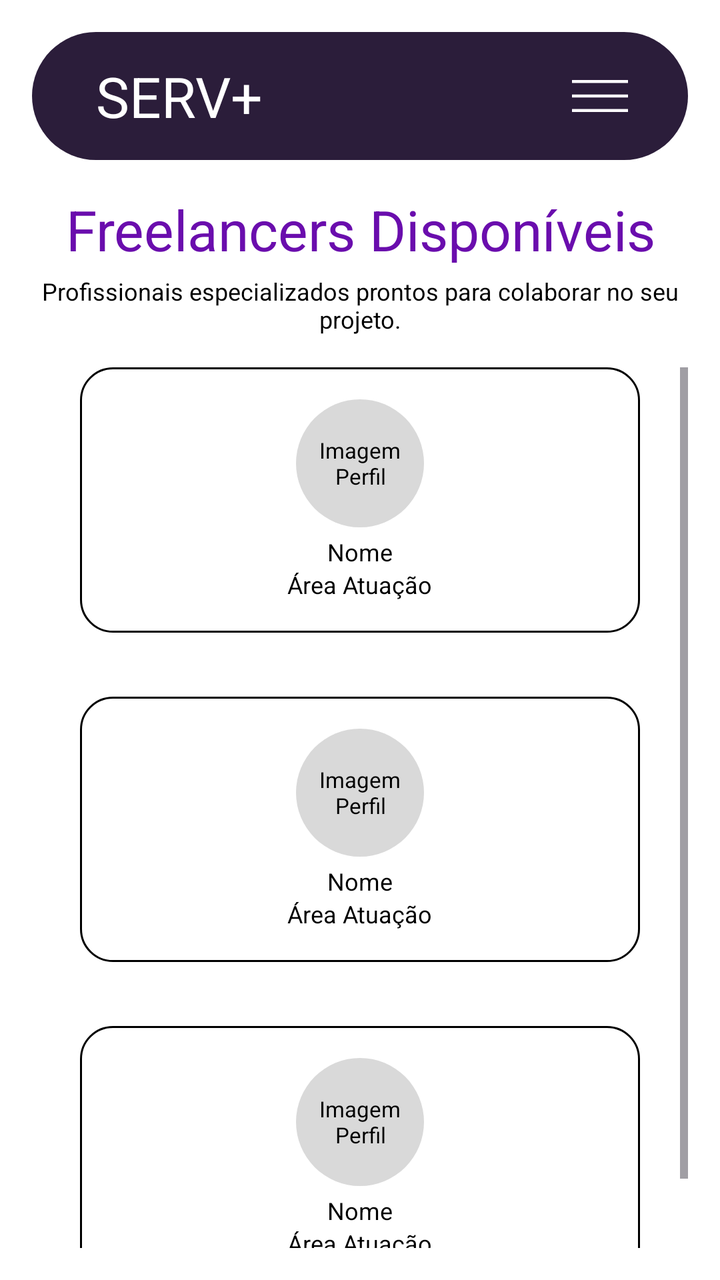
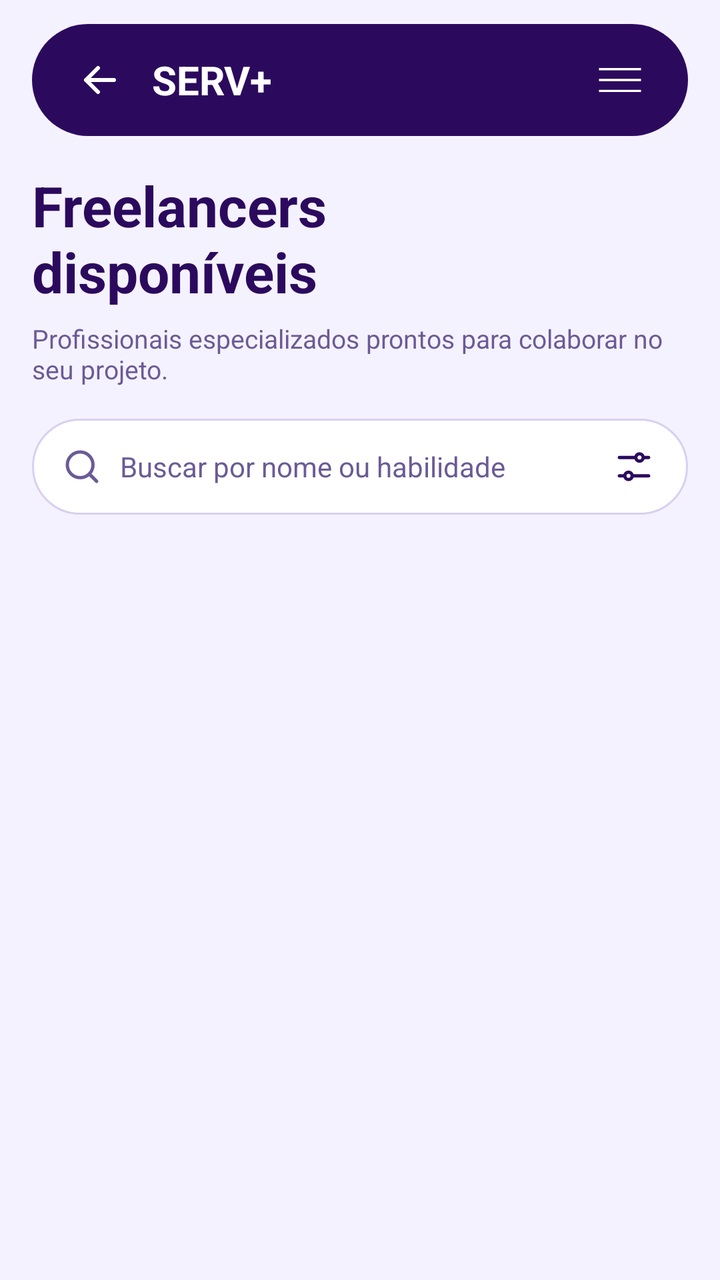

Two renders of the same Android screen: before a commit and after it. Below are the layout's source before the change and the commit's diff.
<!-- AndroidManifest.xml: application theme Theme.PiMobile -->
<!-- res/layout/activity_servico.xml -->
<?xml version="1.0" encoding="utf-8"?>
<androidx.constraintlayout.widget.ConstraintLayout
    xmlns:android="http://schemas.android.com/apk/res/android"
    xmlns:app="http://schemas.android.com/apk/res-auto"
    android:layout_width="match_parent"
    android:layout_height="match_parent"
    android:background="@color/branco"
    android:padding="16dp">

    
    <androidx.constraintlayout.widget.ConstraintLayout
        android:id="@+id/barraTopo"
        android:layout_width="0dp"
        android:layout_height="64dp"
        android:background="@drawable/bg_barra_topo"
        android:paddingStart="32dp"
        android:paddingEnd="24dp"
        app:layout_constraintEnd_toEndOf="parent"
        app:layout_constraintStart_toStartOf="parent"
        app:layout_constraintTop_toTopOf="parent">

        <TextView
            android:layout_width="wrap_content"
            android:layout_height="wrap_content"
            android:text="SERV+"
            android:textColor="@color/branco"
            android:textSize="28sp"
            app:layout_constraintBottom_toBottomOf="parent"
            app:layout_constraintStart_toStartOf="parent"
            app:layout_constraintTop_toTopOf="parent" />

        <ImageView
            android:id="@+id/btnMenu"
            android:layout_width="40dp"
            android:layout_height="40dp"
            android:contentDescription="Menu"
            android:padding="4dp"
            android:src="@drawable/ic_menu"
            app:layout_constraintBottom_toBottomOf="parent"
            app:layout_constraintEnd_toEndOf="parent"
            app:layout_constraintTop_toTopOf="parent" />
    </androidx.constraintlayout.widget.ConstraintLayout>

    
    <TextView
        android:id="@+id/txtTitulo"
        android:layout_width="0dp"
        android:layout_height="wrap_content"
        android:layout_marginTop="16dp"
        android:gravity="center"
        android:text="Freelancers Disponíveis"
        android:textColor="@color/roxo_titulo"
        android:textSize="28sp"
        app:layout_constraintEnd_toEndOf="parent"
        app:layout_constraintStart_toStartOf="parent"
        app:layout_constraintTop_toBottomOf="@id/barraTopo" />

    
    <TextView
        android:id="@+id/txtSubtitulo"
        android:layout_width="0dp"
        android:layout_height="wrap_content"
        android:layout_marginTop="4dp"
        android:gravity="center"
        android:text="Profissionais especializados prontos para colaborar no seu projeto."
        android:textColor="@color/preto"
        android:textSize="12sp"
        app:layout_constraintEnd_toEndOf="parent"
        app:layout_constraintStart_toStartOf="parent"
        app:layout_constraintTop_toBottomOf="@id/txtTitulo" />

    
    <ScrollView
        android:layout_width="0dp"
        android:layout_height="0dp"
        android:layout_marginTop="16dp"
        android:fillViewport="true"
        app:layout_constraintBottom_toBottomOf="parent"
        app:layout_constraintEnd_toEndOf="parent"
        app:layout_constraintStart_toStartOf="parent"
        app:layout_constraintTop_toBottomOf="@id/txtSubtitulo">

        <LinearLayout
            android:layout_width="match_parent"
            android:layout_height="wrap_content"
            android:orientation="vertical"
            android:paddingHorizontal="24dp"
            android:paddingBottom="16dp">

            
            <LinearLayout
                android:id="@+id/cardFreelancer1"
                android:layout_width="match_parent"
                android:layout_height="wrap_content"
                android:background="@drawable/bg_card_freelancer"
                android:gravity="center_horizontal"
                android:orientation="vertical"
                android:padding="16dp">

                <TextView
                    android:layout_width="64dp"
                    android:layout_height="64dp"
                    android:background="@drawable/bg_avatar"
                    android:gravity="center"
                    android:text="Imagem\nPerfil"
                    android:textColor="@color/preto"
                    android:textSize="11sp" />

                <TextView
                    android:layout_width="wrap_content"
                    android:layout_height="wrap_content"
                    android:layout_marginTop="4dp"
                    android:text="Nome"
                    android:textColor="@color/preto"
                    android:textSize="12sp" />

                <TextView
                    android:layout_width="wrap_content"
                    android:layout_height="wrap_content"
                    android:text="Área Atuação"
                    android:textColor="@color/preto"
                    android:textSize="12sp" />
            </LinearLayout>

            
            <LinearLayout
                android:id="@+id/cardFreelancer2"
                android:layout_width="match_parent"
                android:layout_height="wrap_content"
                android:layout_marginTop="32dp"
                android:background="@drawable/bg_card_freelancer"
                android:gravity="center_horizontal"
                android:orientation="vertical"
                android:padding="16dp">

                <TextView
                    android:layout_width="64dp"
                    android:layout_height="64dp"
                    android:background="@drawable/bg_avatar"
                    android:gravity="center"
                    android:text="Imagem\nPerfil"
                    android:textColor="@color/preto"
                    android:textSize="11sp" />

                <TextView
                    android:layout_width="wrap_content"
                    android:layout_height="wrap_content"
                    android:layout_marginTop="4dp"
                    android:text="Nome"
                    android:textColor="@color/preto"
                    android:textSize="12sp" />

                <TextView
                    android:layout_width="wrap_content"
                    android:layout_height="wrap_content"
                    android:text="Área Atuação"
                    android:textColor="@color/preto"
                    android:textSize="12sp" />
            </LinearLayout>

            
            <LinearLayout
                android:id="@+id/cardFreelancer3"
                android:layout_width="match_parent"
                android:layout_height="wrap_content"
                android:layout_marginTop="32dp"
                android:background="@drawable/bg_card_freelancer"
                android:gravity="center_horizontal"
                android:orientation="vertical"
                android:padding="16dp">

                <TextView
                    android:layout_width="64dp"
                    android:layout_height="64dp"
                    android:background="@drawable/bg_avatar"
                    android:gravity="center"
                    android:text="Imagem\nPerfil"
                    android:textColor="@color/preto"
                    android:textSize="11sp" />

                <TextView
                    android:layout_width="wrap_content"
                    android:layout_height="wrap_content"
                    android:layout_marginTop="4dp"
                    android:text="Nome"
                    android:textColor="@color/preto"
                    android:textSize="12sp" />

                <TextView
                    android:layout_width="wrap_content"
                    android:layout_height="wrap_content"
                    android:text="Área Atuação"
                    android:textColor="@color/preto"
                    android:textSize="12sp" />
            </LinearLayout>

        </LinearLayout>
    </ScrollView>

</androidx.constraintlayout.widget.ConstraintLayout>
<!-- resources referenced by this layout -->
<resources>
  <color name="branco">#FFFFFF</color>
  <color name="preto">#000000</color>
  <color name="roxo_titulo">#6A0DAD</color>
  <!-- drawable bg_avatar (drawable) -->
  <?xml version="1.0" encoding="utf-8"?>
  <shape xmlns:android="http://schemas.android.com/apk/res/android"
      android:shape="oval">
      <solid android:color="@color/cinza_video" />
  </shape>
  <!-- drawable bg_barra_topo (drawable) -->
  <?xml version="1.0" encoding="utf-8"?>
  <shape xmlns:android="http://schemas.android.com/apk/res/android">
      <solid android:color="@color/barra_topo" />
      <corners android:radius="40dp" />
  </shape>
  <!-- drawable bg_card_freelancer (drawable) -->
  <?xml version="1.0" encoding="utf-8"?>
  <shape xmlns:android="http://schemas.android.com/apk/res/android">
      <solid android:color="@color/branco" />
      <stroke
          android:width="1dp"
          android:color="@color/preto" />
      <corners android:radius="16dp" />
  </shape>
  <!-- drawable ic_menu (drawable) -->
  <?xml version="1.0" encoding="utf-8"?>
  <vector xmlns:android="http://schemas.android.com/apk/res/android"
      android:width="32dp"
      android:height="32dp"
      android:viewportWidth="32"
      android:viewportHeight="32">
      <path
          android:fillColor="#FFFFFF"
          android:pathData="M2,8h28v1.5H2z M2,15.25h28v1.5H2z M2,22.5h28v1.5H2z" />
  </vector>
  <style name="Theme.PiMobile" parent="Base.Theme.PiMobile" />
  <color name="cinza_video">#D9D9D9</color>
  <color name="barra_topo">#2B1D3A</color>
  <style name="Base.Theme.PiMobile" parent="Theme.Material3.DayNight.NoActionBar">
          
          
      </style>
</resources>

<!-- the commit's change to res/layout/activity_servico.xml (unified diff, before → after) -->
@@ -1,200 +1,254 @@
 <?xml version="1.0" encoding="utf-8"?>
-<androidx.constraintlayout.widget.ConstraintLayout
+<androidx.drawerlayout.widget.DrawerLayout
     xmlns:android="http://schemas.android.com/apk/res/android"
     xmlns:app="http://schemas.android.com/apk/res-auto"
+    android:id="@+id/drawerLayout"
+    android:layout_width="match_parent"
+    android:layout_height="match_parent">
+
+    <androidx.constraintlayout.widget.ConstraintLayout
+        android:id="@+id/conteudoPrincipal"
+        android:layout_width="match_parent"
+        android:layout_height="match_parent"
+        android:background="@color/eq_fundo">
+
+        
+        <LinearLayout
+            android:id="@+id/barraTopo"
+            android:layout_width="0dp"
+            android:layout_height="56dp"
+            android:layout_marginStart="16dp"
+            android:layout_marginTop="12dp"
+            android:layout_marginEnd="16dp"
+            android:background="@drawable/bg_barra_escura"
+            android:gravity="center_vertical"
+            android:orientation="horizontal"
+            android:paddingStart="16dp"
+            android:paddingEnd="16dp"
+            app:layout_constraintEnd_toEndOf="parent"
+            app:layout_constraintStart_toStartOf="parent"
+            app:layout_constraintTop_toTopOf="parent">
+
+            <ImageView
+                android:id="@+id/btnVoltar"
+                android:layout_width="36dp"
+                android:layout_height="36dp"
+                android:contentDescription="Voltar"
+                android:padding="6dp"
+                android:src="@drawable/ic_back" />
+
+            <TextView
+                android:layout_width="0dp"
+                android:layout_height="wrap_content"
+                android:layout_marginStart="8dp"
+                android:layout_weight="1"
+                android:text="SERV+"
+                android:textColor="@color/branco"
+                android:textSize="20sp"
+                android:textStyle="bold" />
+
+            <ImageView
+                android:id="@+id/btnMenu"
+                android:layout_width="36dp"
+                android:layout_height="36dp"
+                android:contentDescription="Menu"
+                android:padding="6dp"
+                android:src="@drawable/ic_menu" />
+        </LinearLayout>
+
+        <ScrollView
+            android:layout_width="0dp"
+            android:layout_height="0dp"
+            android:fillViewport="true"
+            android:scrollbars="none"
+            app:layout_constraintBottom_toBottomOf="parent"
+            app:layout_constraintEnd_toEndOf="parent"
+            app:layout_constraintStart_toStartOf="parent"
+            app:layout_constraintTop_toBottomOf="@id/barraTopo">
+
+            <LinearLayout
+                android:layout_width="match_parent"
+                android:layout_height="wrap_content"
+                android:orientation="vertical"
+                android:padding="16dp">
+
+                <TextView
+                    android:layout_width="wrap_content"
+                    android:layout_height="wrap_content"
+                    android:text="Freelancers\ndisponíveis"
+                    android:textColor="@color/eq_escuro"
+                    android:textSize="28sp"
+                    android:textStyle="bold" />
+
+                <TextView
+                    android:layout_width="wrap_content"
+                    android:layout_height="wrap_content"
+                    android:layout_marginTop="6dp"
+                    android:text="Profissionais especializados prontos para colaborar no seu projeto."
+                    android:textColor="@color/eq_texto_claro"
+                    android:textSize="13sp" />
+
+                
+                <LinearLayout
+                    android:layout_width="match_parent"
+                    android:layout_height="48dp"
+                    android:layout_marginTop="16dp"
+                    android:background="@drawable/bg_busca"
+                    android:gravity="center_vertical"
+                    android:orientation="horizontal"
+                    android:paddingHorizontal="14dp">
+
+                    <ImageView
+                        android:layout_width="22dp"
+                        android:layout_height="22dp"
+                        android:contentDescription="Buscar"
+                        android:src="@drawable/ic_search" />
+
+                    <EditText
+                        android:id="@+id/edtBusca"
+                        android:layout_width="0dp"
+                        android:layout_height="match_parent"
+                        android:layout_marginStart="8dp"
+                        android:layout_weight="1"
+                        android:background="@null"
+                        android:hint="Buscar por nome ou habilidade"
+                        android:inputType="text"
+                        android:singleLine="true"
+                        android:textColor="@color/eq_escuro"
+                        android:textColorHint="@color/eq_texto_claro"
+                        android:textSize="14sp" />
+
+                    <ImageView
+                        android:id="@+id/btnFiltro"
+                        android:layout_width="26dp"
+                        android:layout_height="26dp"
+                        android:contentDescription="Filtros"
+                        android:padding="2dp"
+                        android:src="@drawable/ic_filter" />
+                </LinearLayout>
+
+                
+                <HorizontalScrollView
+                    android:layout_width="match_parent"
+                    android:layout_height="wrap_content"
+                    android:layout_marginTop="14dp"
+                    android:scrollbars="none">
+
+                    <LinearLayout
+                        android:id="@+id/listaCategorias"
+                        android:layout_width="wrap_content"
+                        android:layout_height="wrap_content"
+                        android:orientation="horizontal" />
+                </HorizontalScrollView>
+
+                
+                <LinearLayout
+                    android:id="@+id/listaFreelancers"
+                    android:layout_width="match_parent"
+                    android:layout_height="wrap_content"
+                    android:layout_marginTop="16dp"
+                    android:orientation="vertical" />
+
+                <TextView
+                    android:id="@+id/txtVazio"
+                    android:layout_width="match_parent"
+                    android:layout_height="wrap_content"
+                    android:gravity="center"
+                    android:padding="24dp"
+                    android:text="Nenhum freelancer encontrado"
+                    android:textColor="@color/eq_texto_claro"
+                    android:textSize="14sp"
+                    android:visibility="gone" />
+            </LinearLayout>
+        </ScrollView>
+
+    </androidx.constraintlayout.widget.ConstraintLayout>
+
+    <include
+        layout="@layout/menu_lateral"
+        android:layout_width="240dp"
+        android:layout_height="match_parent"
+        android:layout_gravity="end" />
+
+</androidx.drawerlayout.widget.DrawerLayout>
+<!-- res/layout/menu_lateral.xml (included above) -->
+<?xml version="1.0" encoding="utf-8"?>
+<LinearLayout
+    xmlns:android="http://schemas.android.com/apk/res/android"
     android:layout_width="match_parent"
     android:layout_height="match_parent"
-    android:background="@color/branco"
-    android:padding="16dp">
-
-    
-    <androidx.constraintlayout.widget.ConstraintLayout
-        android:id="@+id/barraTopo"
-        android:layout_width="0dp"
-        android:layout_height="64dp"
-        android:background="@drawable/bg_barra_topo"
-        android:paddingStart="32dp"
-        android:paddingEnd="24dp"
-        app:layout_constraintEnd_toEndOf="parent"
-        app:layout_constraintStart_toStartOf="parent"
-        app:layout_constraintTop_toTopOf="parent">
-
-        <TextView
-            android:layout_width="wrap_content"
-            android:layout_height="wrap_content"
-            android:text="SERV+"
-            android:textColor="@color/branco"
-            android:textSize="28sp"
-            app:layout_constraintBottom_toBottomOf="parent"
-            app:layout_constraintStart_toStartOf="parent"
-            app:layout_constraintTop_toTopOf="parent" />
-
-        <ImageView
-            android:id="@+id/btnMenu"
-            android:layout_width="40dp"
-            android:layout_height="40dp"
-            android:contentDescription="Menu"
-            android:padding="4dp"
-            android:src="@drawable/ic_menu"
-            app:layout_constraintBottom_toBottomOf="parent"
-            app:layout_constraintEnd_toEndOf="parent"
-            app:layout_constraintTop_toTopOf="parent" />
-    </androidx.constraintlayout.widget.ConstraintLayout>
-
-    
-    <TextView
-        android:id="@+id/txtTitulo"
-        android:layout_width="0dp"
-        android:layout_height="wrap_content"
-        android:layout_marginTop="16dp"
-        android:gravity="center"
-        android:text="Freelancers Disponíveis"
-        android:textColor="@color/roxo_titulo"
-        android:textSize="28sp"
-        app:layout_constraintEnd_toEndOf="parent"
-        app:layout_constraintStart_toStartOf="parent"
-        app:layout_constraintTop_toBottomOf="@id/barraTopo" />
-
-    
-    <TextView
-        android:id="@+id/txtSubtitulo"
-        android:layout_width="0dp"
-        android:layout_height="wrap_content"
-        android:layout_marginTop="4dp"
-        android:gravity="center"
-        android:text="Profissionais especializados prontos para colaborar no seu projeto."
-        android:textColor="@color/preto"
-        android:textSize="12sp"
-        app:layout_constraintEnd_toEndOf="parent"
-        app:layout_constraintStart_toStartOf="parent"
-        app:layout_constraintTop_toBottomOf="@id/txtTitulo" />
-
-    
-    <ScrollView
-        android:layout_width="0dp"
-        android:layout_height="0dp"
-        android:layout_marginTop="16dp"
-        android:fillViewport="true"
-        app:layout_constraintBottom_toBottomOf="parent"
-        app:layout_constraintEnd_toEndOf="parent"
-        app:layout_constraintStart_toStartOf="parent"
-        app:layout_constraintTop_toBottomOf="@id/txtSubtitulo">
-
-        <LinearLayout
-            android:layout_width="match_parent"
-            android:layout_height="wrap_content"
-            android:orientation="vertical"
-            android:paddingHorizontal="24dp"
-            android:paddingBottom="16dp">
-
-            
-            <LinearLayout
-                android:id="@+id/cardFreelancer1"
-                android:layout_width="match_parent"
-                android:layout_height="wrap_content"
-                android:background="@drawable/bg_card_freelancer"
-                android:gravity="center_horizontal"
-                android:orientation="vertical"
-                android:padding="16dp">
-
-                <TextView
-                    android:layout_width="64dp"
-                    android:layout_height="64dp"
-                    android:background="@drawable/bg_avatar"
-                    android:gravity="center"
-                    android:text="Imagem\nPerfil"
-                    android:textColor="@color/preto"
-                    android:textSize="11sp" />
-
-                <TextView
-                    android:layout_width="wrap_content"
-                    android:layout_height="wrap_content"
-                    android:layout_marginTop="4dp"
-                    android:text="Nome"
-                    android:textColor="@color/preto"
-                    android:textSize="12sp" />
-
-                <TextView
-                    android:layout_width="wrap_content"
-                    android:layout_height="wrap_content"
-                    android:text="Área Atuação"
-                    android:textColor="@color/preto"
-                    android:textSize="12sp" />
-            </LinearLayout>
-
-            
-            <LinearLayout
-                android:id="@+id/cardFreelancer2"
-                android:layout_width="match_parent"
-                android:layout_height="wrap_content"
-                android:layout_marginTop="32dp"
-                android:background="@drawable/bg_card_freelancer"
-                android:gravity="center_horizontal"
-                android:orientation="vertical"
-                android:padding="16dp">
-
-                <TextView
-                    android:layout_width="64dp"
-                    android:layout_height="64dp"
-                    android:background="@drawable/bg_avatar"
-                    android:gravity="center"
-                    android:text="Imagem\nPerfil"
-                    android:textColor="@color/preto"
-                    android:textSize="11sp" />
-
-                <TextView
-                    android:layout_width="wrap_content"
-                    android:layout_height="wrap_content"
-                    android:layout_marginTop="4dp"
-                    android:text="Nome"
-                    android:textColor="@color/preto"
-                    android:textSize="12sp" />
-
-                <TextView
-                    android:layout_width="wrap_content"
-                    android:layout_height="wrap_content"
-                    android:text="Área Atuação"
-                    android:textColor="@color/preto"
-                    android:textSize="12sp" />
-            </LinearLayout>
-
-            
-            <LinearLayout
-                android:id="@+id/cardFreelancer3"
-                android:layout_width="match_parent"
-                android:layout_height="wrap_content"
-                android:layout_marginTop="32dp"
-                android:background="@drawable/bg_card_freelancer"
-                android:gravity="center_horizontal"
-                android:orientation="vertical"
-                android:padding="16dp">
-
-                <TextView
-                    android:layout_width="64dp"
-                    android:layout_height="64dp"
-                    android:background="@drawable/bg_avatar"
-                    android:gravity="center"
-                    android:text="Imagem\nPerfil"
-                    android:textColor="@color/preto"
-                    android:textSize="11sp" />
-
-                <TextView
-                    android:layout_width="wrap_content"
-                    android:layout_height="wrap_content"
-                    android:layout_marginTop="4dp"
-                    android:text="Nome"
-                    android:textColor="@color/preto"
-                    android:textSize="12sp" />
-
-                <TextView
-                    android:layout_width="wrap_content"
-                    android:layout_height="wrap_content"
-                    android:text="Área Atuação"
-                    android:textColor="@color/preto"
-                    android:textSize="12sp" />
-            </LinearLayout>
-
-        </LinearLayout>
-    </ScrollView>
-
-</androidx.constraintlayout.widget.ConstraintLayout>
+    android:background="@color/barra_topo"
+    android:clickable="true"
+    android:focusable="true"
+    android:gravity="center_horizontal"
+    android:orientation="vertical"
+    android:paddingTop="72dp"
+    android:paddingHorizontal="16dp">
+
+    <TextView
+        android:id="@+id/menuInicio"
+        android:layout_width="wrap_content"
+        android:layout_height="wrap_content"
+        android:padding="12dp"
+        android:text="Início"
+        android:textColor="@color/branco"
+        android:textSize="16sp" />
+
+    <TextView
+        android:id="@+id/menuServicos"
+        android:layout_width="wrap_content"
+        android:layout_height="wrap_content"
+        android:padding="12dp"
+        android:text="Serviços"
+        android:textColor="@color/branco"
+        android:textSize="16sp" />
+
+    <TextView
+        android:id="@+id/menuSkillPods"
+        android:layout_width="wrap_content"
+        android:layout_height="wrap_content"
+        android:padding="12dp"
+        android:text="Skill Pods"
+        android:textColor="@color/branco"
+        android:textSize="16sp" />
+
+    <TextView
+        android:id="@+id/menuAdm"
+        android:layout_width="wrap_content"
+        android:layout_height="wrap_content"
+        android:padding="12dp"
+        android:text="ADM"
+        android:textColor="@color/branco"
+        android:textSize="16sp" />
+
+    <TextView
+        android:id="@+id/menuMonteEquipe"
+        android:layout_width="wrap_content"
+        android:layout_height="wrap_content"
+        android:padding="12dp"
+        android:text="Monte sua Equipe"
+        android:textColor="@color/branco"
+        android:textSize="16sp" />
+
+    <androidx.appcompat.widget.AppCompatButton
+        android:id="@+id/menuEntrar"
+        android:layout_width="match_parent"
+        android:layout_height="40dp"
+        android:layout_marginTop="24dp"
+        android:background="@drawable/bg_botao"
+        android:text="Entrar"
+        android:textAllCaps="false"
+        android:textColor="@color/branco"
+        android:textSize="16sp" />
+
+    <androidx.appcompat.widget.AppCompatButton
+        android:id="@+id/menuCadastrar"
+        android:layout_width="match_parent"
+        android:layout_height="40dp"
+        android:layout_marginTop="12dp"
+        android:background="@drawable/bg_botao"
+        android:text="Cadastrar-se"
+        android:textAllCaps="false"
+        android:textColor="@color/branco"
+        android:textSize="16sp" />
+</LinearLayout>
<!-- resource entries referenced after the edit -->
@@ -1,29 +1,53 @@
 <!-- resources referenced by this layout -->
 <resources>
   <color name="branco">#FFFFFF</color>
-  <color name="preto">#000000</color>
-  <color name="roxo_titulo">#6A0DAD</color>
-  <!-- drawable bg_avatar (drawable) -->
-  <?xml version="1.0" encoding="utf-8"?>
-  <shape xmlns:android="http://schemas.android.com/apk/res/android"
-      android:shape="oval">
-      <solid android:color="@color/cinza_video" />
-  </shape>
-  <!-- drawable bg_barra_topo (drawable) -->
+  <color name="eq_escuro">#2B0A5E</color>
+  <color name="eq_fundo">#F5F2FF</color>
+  <color name="eq_texto_claro">#6B5B95</color>
+  <!-- drawable bg_barra_escura (drawable) -->
   <?xml version="1.0" encoding="utf-8"?>
   <shape xmlns:android="http://schemas.android.com/apk/res/android">
-      <solid android:color="@color/barra_topo" />
+      <solid android:color="@color/eq_escuro" />
       <corners android:radius="40dp" />
   </shape>
-  <!-- drawable bg_card_freelancer (drawable) -->
+  <!-- drawable bg_botao (drawable) -->
   <?xml version="1.0" encoding="utf-8"?>
   <shape xmlns:android="http://schemas.android.com/apk/res/android">
-      <solid android:color="@color/branco" />
-      <stroke
-          android:width="1dp"
-          android:color="@color/preto" />
-      <corners android:radius="16dp" />
+      <solid android:color="@color/roxo_botao" />
+      <corners android:radius="50dp" />
   </shape>
+  <!-- drawable bg_busca (drawable) -->
+  <?xml version="1.0" encoding="utf-8"?>
+  <shape xmlns:android="http://schemas.android.com/apk/res/android">
+      <solid android:color="#FFFFFF" />
+      <stroke android:width="1dp" android:color="@color/eq_borda" />
+      <corners android:radius="50dp" />
+  </shape>
+  <!-- drawable ic_back (drawable) -->
+  <?xml version="1.0" encoding="utf-8"?>
+  <vector xmlns:android="http://schemas.android.com/apk/res/android"
+      android:width="24dp" android:height="24dp"
+      android:viewportWidth="24" android:viewportHeight="24">
+      <path
+          android:fillColor="#00000000"
+          android:pathData="M19,12H5 M11,6l-6,6l6,6"
+          android:strokeColor="#FFFFFF"
+          android:strokeLineCap="round"
+          android:strokeLineJoin="round"
+          android:strokeWidth="2" />
+  </vector>
+  <!-- drawable ic_filter (drawable) -->
+  <?xml version="1.0" encoding="utf-8"?>
+  <vector xmlns:android="http://schemas.android.com/apk/res/android"
+      android:width="22dp" android:height="22dp"
+      android:viewportWidth="24" android:viewportHeight="24">
+      <path
+          android:fillColor="#00000000"
+          android:pathData="M4,7h9 M17,7h3 M4,17h3 M11,17h9 M15,7m-2,0a2,2 0 1,1 4,0a2,2 0 1,1 -4,0 M9,17m-2,0a2,2 0 1,1 4,0a2,2 0 1,1 -4,0"
+          android:strokeColor="#2B0A5E"
+          android:strokeLineCap="round"
+          android:strokeWidth="1.8" />
+  </vector>
   <!-- drawable ic_menu (drawable) -->
   <?xml version="1.0" encoding="utf-8"?>
   <vector xmlns:android="http://schemas.android.com/apk/res/android"
@@ -35,8 +59,21 @@
           android:fillColor="#FFFFFF"
           android:pathData="M2,8h28v1.5H2z M2,15.25h28v1.5H2z M2,22.5h28v1.5H2z" />
   </vector>
+  <!-- drawable ic_search (drawable) -->
+  <?xml version="1.0" encoding="utf-8"?>
+  <vector xmlns:android="http://schemas.android.com/apk/res/android"
+      android:width="22dp" android:height="22dp"
+      android:viewportWidth="24" android:viewportHeight="24">
+      <path
+          android:fillColor="#00000000"
+          android:pathData="M11,11m-7,0a7,7 0 1,1 14,0a7,7 0 1,1 -14,0 M20,20l-4,-4"
+          android:strokeColor="#6B5B95"
+          android:strokeLineCap="round"
+          android:strokeWidth="1.8" />
+  </vector>
   <style name="Theme.PiMobile" parent="Base.Theme.PiMobile" />
-  <color name="cinza_video">#D9D9D9</color>
+  <color name="roxo_botao">#6200FF</color>
+  <color name="eq_borda">#D9D0F0</color>
   <color name="barra_topo">#2B1D3A</color>
   <style name="Base.Theme.PiMobile" parent="Theme.Material3.DayNight.NoActionBar">
           
